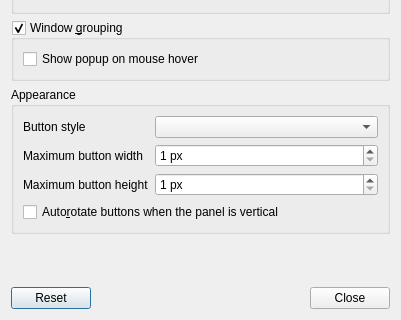
Above: plugin-taskbar/lxqttaskbarconfiguration.ui from lxqt/lxqt-panel before the change; both pictures show x 0 to 401 and y 164 to 484 of the 401 by 484 pixel window. Below: the same form after it.
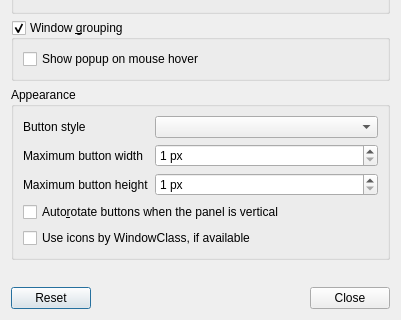
That is the form after the change.

Commit message: taskbar: Add show icon by WindowClass to config

The edit to the form file:
```diff
--- a/plugin-taskbar/lxqttaskbarconfiguration.ui
+++ b/plugin-taskbar/lxqttaskbarconfiguration.ui
@@ -168,6 +168,13 @@
         </property>
        </widget>
       </item>
+      <item row="4" column="0" colspan="2">
+       <widget class="QCheckBox" name="iconByClassCB">
+        <property name="text">
+         <string>Use icons by WindowClass, if available</string>
+        </property>
+       </widget>
+      </item>
      </layout>
     </widget>
    </item>
```
The commit also changes 4 other files.
